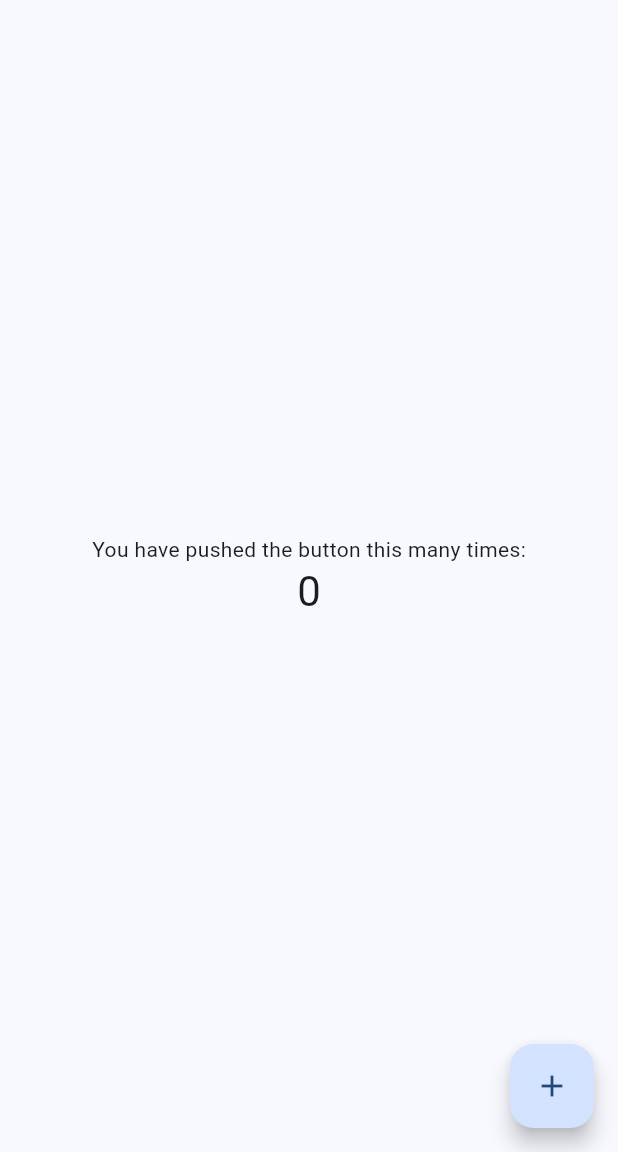
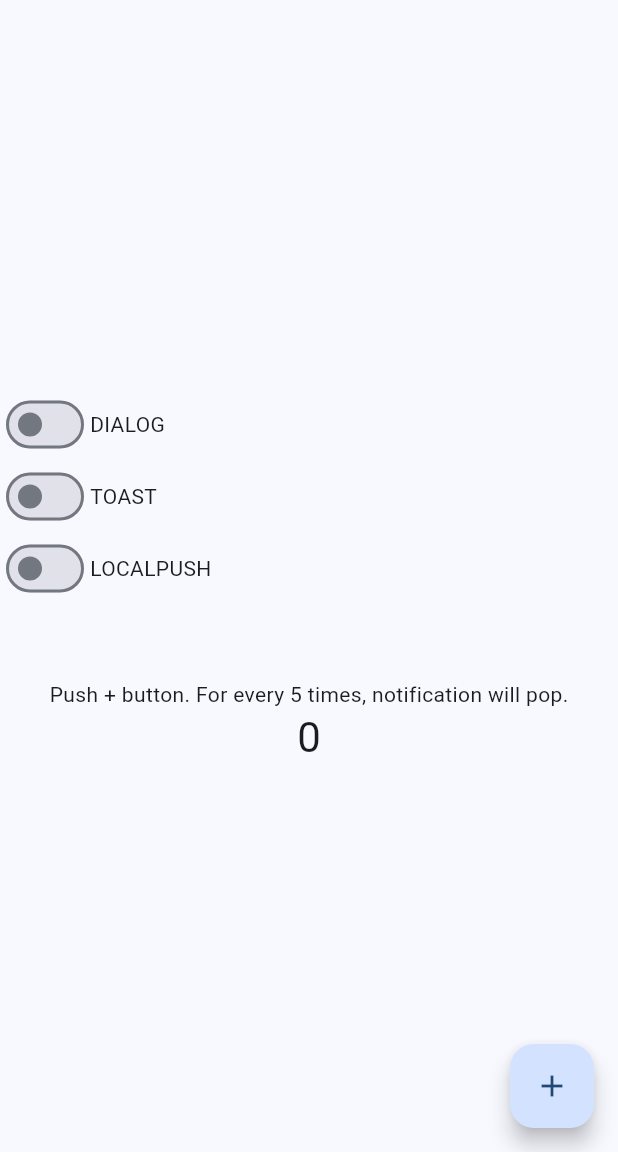
Before and after one commit to lionyouko/flutter_pocs, a Flutter app: the screen it shows after launch, on a phone screen of 412 x 824 dp, the part 84-1236 px from its top. Run offline on Flutter 3.47's test engine with Material 2 defaults, Android fonts, the phone set to English and light mode, and no system bars; our stand-ins replace audioplayers.

Commit message:
poc notification dialog and toast

```diff
--- a/flutter_application_poc_notifications/lib/main.dart
+++ b/flutter_application_poc_notifications/lib/main.dart
@@ -13,22 +13,8 @@ class MyApp extends StatelessWidget {
     return MaterialApp(
       title: 'Flutter Notification PoC',
       theme: ThemeData(
-        // This is the theme of your application.
-        //
-        // TRY THIS: Try running your application with "flutter run". You'll see
-        // the application has a blue toolbar. Then, without quitting the app,
-        // try changing the seedColor in the colorScheme below to Colors.green
-        // and then invoke "hot reload" (save your changes or press the "hot
-        // reload" button in a Flutter-supported IDE, or press "r" if you used
-        // the command line to start the app).
-        //
-        // Notice that the counter didn't reset back to zero; the application
-        // state is not lost during the reload. To reset the state, use hot
-        // restart instead.
-        //
-        // This works for code too, not just values: Most code changes can be
-        // tested with just a hot reload.
-        colorScheme: ColorScheme.fromSeed(seedColor: Color.fromARGB(255, 58, 116, 183)),
+        colorScheme:
+            ColorScheme.fromSeed(seedColor: Color.fromARGB(255, 58, 116, 183)),
         useMaterial3: true,
       ),
       home: const MyHomePage(title: 'Flutter Notification PoC Home Page'),
@@ -39,15 +25,6 @@ class MyApp extends StatelessWidget {
 class MyHomePage extends StatefulWidget {
   const MyHomePage({super.key, required this.title});
 
-  // This widget is the home page of your application. It is stateful, meaning
-  // that it has a State object (defined below) that contains fields that affect
-  // how it looks.
-
-  // This class is the configuration for the state. It holds the values (in this
-  // case the title) provided by the parent (in this case the App widget) and
-  // used by the build method of the State. Fields in a Widget subclass are
-  // always marked "final".
-
   final String title;
 
   @override
@@ -56,64 +33,46 @@ class MyHomePage extends StatefulWidget {
 
 class _MyHomePageState extends State<MyHomePage> {
   int _counter = 0;
+  Map<String, bool> _stateMap = {};
 
   void _incrementCounter() {
     setState(() {
-      // This call to setState tells the Flutter framework that something has
-      // changed in this State, which causes it to rerun the build method below
-      // so that the display can reflect the updated values. If we changed
-      // _counter without calling setState(), then the build method would not be
-      // called again, and so nothing would appear to happen.
       _counter++;
+      if (_counter % 5 == 0) {
+        print('hey');
+        _notifyUserWhenMultipleOfFive(context);
+      }
     });
+  }
+
+  void _listenSwitchStateChanges(Map<String, bool> stateMap) {
+    _stateMap = stateMap;
+    print(_stateMap);
   }
 
   @override
   Widget build(BuildContext context) {
-    // This method is rerun every time setState is called, for instance as done
-    // by the _incrementCounter method above.
-    //
-    // The Flutter framework has been optimized to make rerunning build methods
-    // fast, so that you can just rebuild anything that needs updating rather
-    // than having to individually change instances of widgets.
     return Scaffold(
       appBar: AppBar(
-        // TRY THIS: Try changing the color here to a specific color (to
-        // Colors.amber, perhaps?) and trigger a hot reload to see the AppBar
-        // change color while the other colors stay the same.
         backgroundColor: Theme.of(context).colorScheme.inversePrimary,
-        // Here we take the value from the MyHomePage object that was created by
-        // the App.build method, and use it to set our appbar title.
         title: Text(widget.title),
       ),
-      body: Center(
-        // Center is a layout widget. It takes a single child and positions it
-        // in the middle of the parent.
-        child: Column(
-          // Column is also a layout widget. It takes a list of children and
-          // arranges them vertically. By default, it sizes itself to fit its
-          // children horizontally, and tries to be as tall as its parent.
-          //
-          // Column has various properties to control how it sizes itself and
-          // how it positions its children. Here we use mainAxisAlignment to
-          // center the children vertically; the main axis here is the vertical
-          // axis because Columns are vertical (the cross axis would be
-          // horizontal).
-          //
-          // TRY THIS: Invoke "debug painting" (choose the "Toggle Debug Paint"
-          // action in the IDE, or press "p" in the console), to see the
-          // wireframe for each widget.
+      body: Column(
         mainAxisAlignment: MainAxisAlignment.center,
         children: <Widget>[
+          SwitchesGroup(onSwitchStateChange: this._listenSwitchStateChanges),
+          const SizedBox(
+            width: 100,
+            height: 50,
+          ),
           const Text(
-              'You have pushed the button this many times:',
+            'Push + button. For every 5 times, notification will pop.',
           ),
           Text(
             '$_counter',
             style: Theme.of(context).textTheme.headlineMedium,
           ),
         ],
-        ),
       ),
       floatingActionButton: FloatingActionButton(
         onPressed: _incrementCounter,
@@ -122,4 +81,198 @@ class _MyHomePageState extends State<MyHomePage> {
       ), // This trailing comma makes auto-formatting nicer for build methods.
     );
   }
+
+  void _notifyUserWhenMultipleOfFive(BuildContext context) {
+    for (String key in _stateMap.keys) {
+      if (_stateMap[key]!) {
+        _invokeNotification(type: key, context: context);
       }
+    }
+  }
+
+  void _invokeNotification(
+      {required String type, required BuildContext context}) {
+    switch (type) {
+      case 'DIALOG':
+        {
+          showDialog<String>(
+            context: context,
+            builder: (BuildContext context) => AlertDialog(
+              title: const Text('Brushing Time!'),
+              content: const Text('Time To Brush Your Teeth'),
+              actions: <Widget>[
+                TextButton(
+                  onPressed: () => Navigator.pop(context, 'Cancel'),
+                  child: const Text(
+                    'Later',
+                    selectionColor: Colors.red,
+                  ),
+                ),
+                TextButton(
+                  onPressed: () => Navigator.pop(context, 'OK'),
+                  child: const Text(
+                    'Let\'s Go',
+                    selectionColor: Colors.green,
+                  ),
+                ),
+              ],
+            ),
+          );
+        }
+        break;
+      case 'TOAST':
+        {
+          final mySnackBar = SnackBar(
+            content: const Text('You made it! Keep Going'),
+            action: SnackBarAction(
+              label: 'Close',
+              onPressed: () {
+                // Some code to undo the change.
+              },
+            ),
+          );
+          ScaffoldMessenger.of(context).showSnackBar(mySnackBar);
+        }
+        break;
+      case 'LOCALPUSH':
+        {}
+    }
+  }
+}
+
+class SwitchesGroup extends StatefulWidget {
+  final void Function(Map<String, bool> stateMap) onSwitchStateChange;
+
+  const SwitchesGroup({super.key, required this.onSwitchStateChange});
+
+  @override
+  State<SwitchesGroup> createState() => _SwitchesGroupState();
+}
+
+class _SwitchesGroupState extends State<SwitchesGroup> {
+  Map<String, bool> _switchesStateMap = {
+    'DIALOG': false,
+    'TOAST': false,
+    'LOCALPUSH': false
+  };
+
+/*
+  bool _switchDialogEnabled = false;
+  bool _SwitchToastEnabled = false;
+  bool _switchLocalPushEnabled = false;
+*/
+
+  @override
+  Widget build(BuildContext context) {
+    return Column(
+      mainAxisAlignment: MainAxisAlignment.center,
+      children: [
+        Row(
+          children: [
+            _createASwitch(state: _switchesStateMap['DIALOG']!, type: 'DIALOG'),
+            const Text('DIALOG'),
+          ],
+        ),
+        Row(
+          children: [
+            _createASwitch(state: _switchesStateMap['TOAST']!, type: 'TOAST'),
+            const Text('TOAST'),
+          ],
+        ),
+        Row(
+          children: [
+            _createASwitch(
+                state: _switchesStateMap['LOCALPUSH']!, type: 'LOCALPUSH'),
+            const Text('LOCALPUSH'),
+          ],
+        ),
+      ],
+    );
+  }
+
+  bool getSwitchState({String? type}) {
+    bool stateGotten;
+
+    switch (type) {
+      case 'DIALOG':
+        stateGotten = _switchesStateMap['DIALOG']!;
+        break;
+      case 'TOAST':
+        stateGotten = _switchesStateMap['TOAST']!;
+        break;
+      case 'LOCALPUSH':
+        stateGotten = _switchesStateMap['LOCALPUSH']!;
+        break;
+      default:
+        stateGotten = false;
+    }
+
+    return stateGotten;
+  }
+
+  Switch _createASwitch({bool state = false, String? type}) {
+    return Switch(
+      value: state,
+      activeColor: Colors.green,
+      onChanged: (value) {
+        setState(() {
+          if (value) {
+            switch (type) {
+              case 'DIALOG':
+                {
+                  // _switchDialogEnabled = true;
+                  _switchesStateMap['DIALOG'] = true;
+                  // _SwitchToastEnabled = false;
+                  _switchesStateMap['TOAST'] = false;
+                  //  _switchLocalPushEnabled = false;
+                  _switchesStateMap['LOCALPUSH'] = false;
+                }
+                break;
+              case 'TOAST':
+                {
+                  // _switchDialogEnabled = false;
+                  _switchesStateMap['DIALOG'] = false;
+                  //  _SwitchToastEnabled = true;
+                  _switchesStateMap['TOAST'] = true;
+                  //  _switchLocalPushEnabled = false;
+                  _switchesStateMap['LOCALPUSH'] = false;
+                }
+                break;
+              case 'LOCALPUSH':
+                {
+                  // _switchDialogEnabled = false;
+                  _switchesStateMap['DIALOG'] = false;
+                  //  _SwitchToastEnabled = false;
+                  _switchesStateMap['TOAST'] = false;
+                  // _switchLocalPushEnabled = true;
+                  _switchesStateMap['LOCALPUSH'] = true;
+                }
+            }
+            widget.onSwitchStateChange(_switchesStateMap);
+          } else {
+            switch (type) {
+              case 'DIALOG':
+                {
+                  // _switchDialogEnabled = false;
+                  _switchesStateMap['DIALOG'] = false;
+                }
+                break;
+              case 'TOAST':
+                {
+                  //  _SwitchToastEnabled = false;
+                  _switchesStateMap['TOAST'] = false;
+                }
+                break;
+              case 'LOCALPUSH':
+                {
+                  // _switchLocalPushEnabled = false;
+                  _switchesStateMap['LOCALPUSH'] = false;
+                }
+            }
+            widget.onSwitchStateChange(_switchesStateMap);
+          }
+        });
+      },
+    );
+  }
+}
```
Also changed, not shown: Xylophone-Flutter-Completed-master/lib/main.dart (added, +45 -0 lines), Xylophone-Flutter-Completed-master/pubspec.yaml (added, +25 -0 lines), 82 other files. Lines whose indentation alone changed are shown as unchanged.
